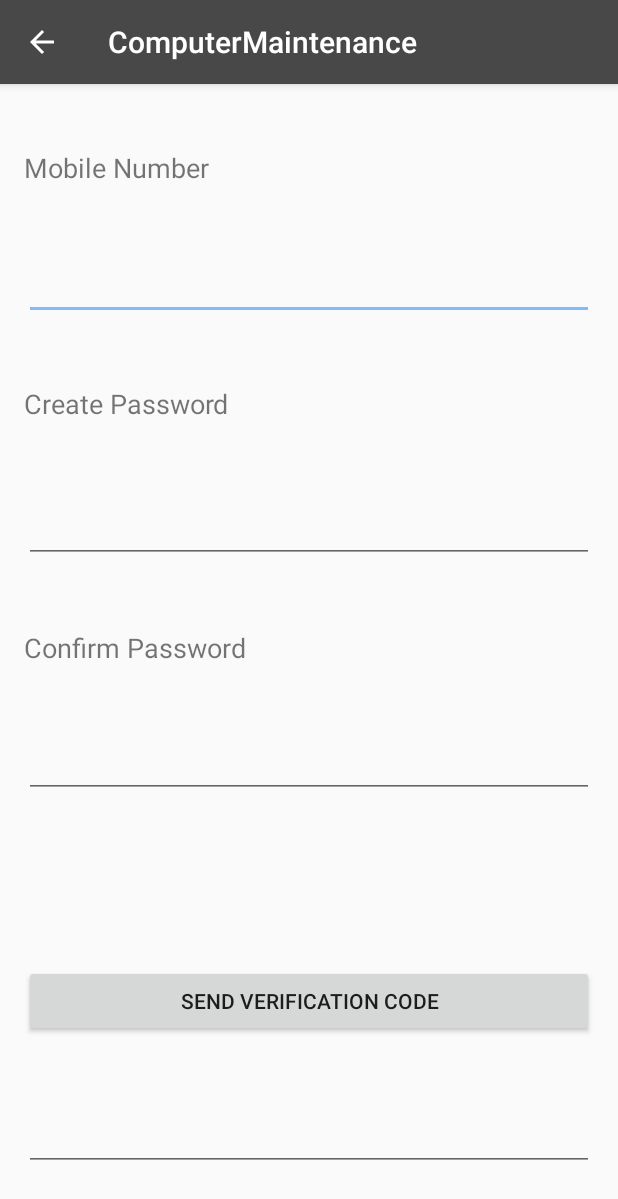
After one commit to KingPegasus/ComputerMaintenance, an Android app: the RegisterActivity screen opened directly, with no data from a screen before it, on a phone screen of 412 x 824 dp. The commit adds this screen. Shown: the top 1199 px of the screen. Run offline under Robolectric (Android 15) with nearby library versions, the phone set to English and light mode, and no system bars.

Commit message:
Receive message in Register Activity

```diff
--- /dev/null
+++ b/app/src/main/java/com/example/android/computermaintenance/RegisterActivity.java
@@ -0,0 +1,37 @@
+package com.example.android.computermaintenance;
+
+
+import android.Manifest;
+import android.content.pm.PackageManager;
+import android.support.v4.app.ActivityCompat;
+import android.support.v4.content.ContextCompat;
+import android.support.v7.app.AppCompatActivity;
+import android.os.Bundle;
+import android.view.View;
+import android.widget.Toast;
+
+
+public class RegisterActivity extends AppCompatActivity {
+
+    @Override
+    protected void onCreate(Bundle savedInstanceState) {
+        super.onCreate(savedInstanceState);
+        setContentView(R.layout.activity_register);
+        if(!checkPermission(Manifest.permission.RECEIVE_SMS)) {
+            ActivityCompat.requestPermissions(this, new String[]{Manifest.permission.RECEIVE_SMS}, 222);
+        }
+
+    }
+    private boolean checkPermission(String permission) {
+        int checkPermission = ContextCompat.checkSelfPermission(this, permission);
+        return (checkPermission == PackageManager.PERMISSION_GRANTED);
+    }
+
+    /** Called when the user taps the Send Verification button */
+    public void sendVerficationCode(View view) {
+        // Do something in response to button
+        // This will send data to server for verification
+
+
+    }
+}
--- a/app/src/main/res/layout/activity_main.xml
+++ b/app/src/main/res/layout/activity_register.xml
@@ -6,7 +6,7 @@
     android:layout_height="match_parent"
 
 
-    tools:context="com.example.android.computermaintenance.MainActivity">
+    tools:context="com.example.android.computermaintenance.RegisterActivity">
 
     <TextView
         android:id="@+id/textView8"
@@ -45,11 +45,12 @@
         android:layout_marginLeft="16dp" />
 
     <Button
-        android:id="@+id/button"
+        android:id="@+id/button_sendVerificationCode"
         android:layout_width="0dp"
         android:layout_height="wrap_content"
         android:layout_marginEnd="16dp"
         android:layout_marginStart="16dp"
+        android:onClick="sendVerficationCode"
         android:text="@string/button_sendOTP"
         app:layout_constraintBottom_toTopOf="@+id/editText9"
         app:layout_constraintEnd_toEndOf="parent"
@@ -65,7 +66,7 @@
         android:text="@string/textview_errorMsg"
         android:textSize="18sp"
         android:visibility="invisible"
-        app:layout_constraintBottom_toTopOf="@+id/button"
+        app:layout_constraintBottom_toTopOf="@+id/button_sendVerificationCode"
         app:layout_constraintStart_toStartOf="parent"
         app:layout_constraintTop_toBottomOf="@+id/editText11"
         android:layout_marginLeft="16dp" />
@@ -124,6 +125,6 @@
         app:layout_constraintEnd_toEndOf="parent"
         app:layout_constraintHorizontal_bias="0.5"
         app:layout_constraintStart_toStartOf="parent"
-        app:layout_constraintTop_toBottomOf="@+id/button" />
+        app:layout_constraintTop_toBottomOf="@+id/button_sendVerificationCode" />
 
 </android.support.constraint.ConstraintLayout>
```
Also changed, not shown: app/src/main/AndroidManifest.xml (+18 -2 lines), app/src/main/java/com/example/android/computermaintenance/MainActivity.java (deleted, +0 -15 lines), app/src/main/java/com/example/android/computermaintenance/NewMainActivity.java (+15 -5 lines), app/src/main/java/com/example/android/computermaintenance/SmsReceiver.java (added, +39 -0 lines).
